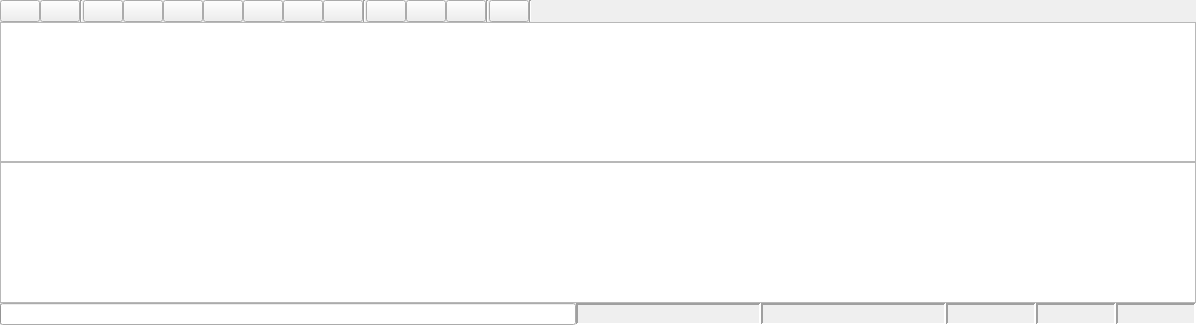
Before: the Qt Designer form rqt_bag/resource/bag_widget.ui in jsbyysheng/multi_signals_annotator, drawn with Qt 5.
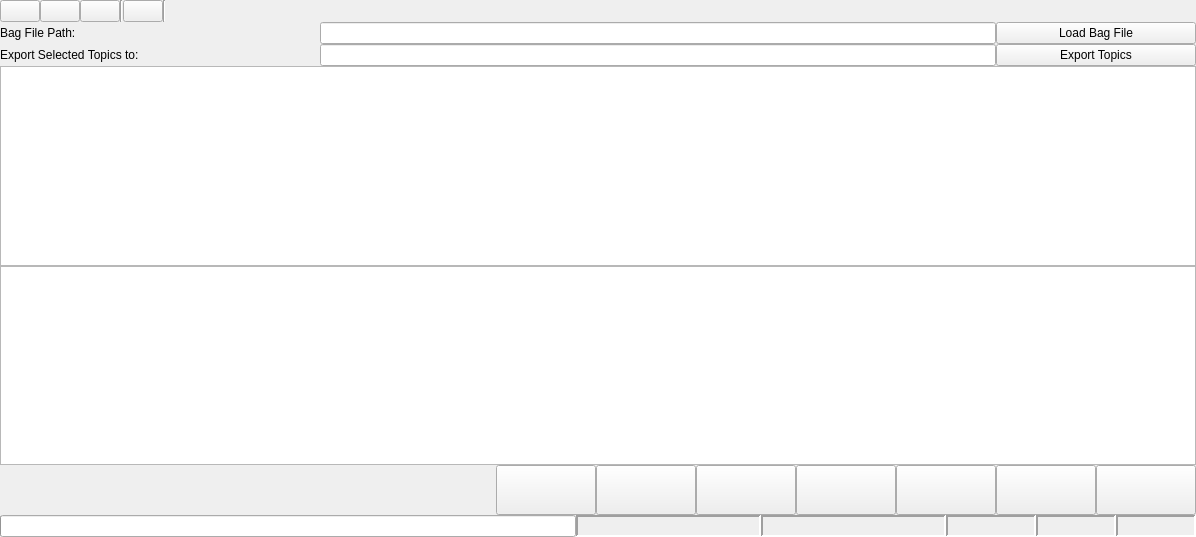
After: the same form once the commit is applied. Custom widgets are drawn as their Qt base class.

```diff
--- a/rqt_bag/resource/bag_widget.ui
+++ b/rqt_bag/resource/bag_widget.ui
@@ -7,7 +7,7 @@
     <x>0</x>
     <y>0</y>
     <width>1196</width>
-    <height>325</height>
+    <height>537</height>
    </rect>
   </property>
   <property name="windowTitle">
@@ -31,221 +31,6 @@
    </property>
    <item>
     <layout class="QHBoxLayout" name="horizontalLayout">
-     <item>
-      <widget class="QPushButton" name="load_button">
-       <property name="sizePolicy">
-        <sizepolicy hsizetype="Minimum" vsizetype="Preferred">
-         <horstretch>0</horstretch>
-         <verstretch>0</verstretch>
-        </sizepolicy>
-       </property>
-       <property name="toolTip">
-        <string>Load Bag</string>
-       </property>
-       <property name="text">
-        <string/>
-       </property>
-       <property name="iconSize">
-        <size>
-         <width>16</width>
-         <height>16</height>
-        </size>
-       </property>
-      </widget>
-     </item>
-     <item>
-      <widget class="QPushButton" name="save_button">
-       <property name="sizePolicy">
-        <sizepolicy hsizetype="Minimum" vsizetype="Preferred">
-         <horstretch>0</horstretch>
-         <verstretch>0</verstretch>
-        </sizepolicy>
-       </property>
-       <property name="toolTip">
-        <string>Save Bag</string>
-       </property>
-       <property name="text">
-        <string/>
-       </property>
-       <property name="iconSize">
-        <size>
-         <width>16</width>
-         <height>16</height>
-        </size>
-       </property>
-      </widget>
-     </item>
-     <item>
-      <widget class="Line" name="line_3">
-       <property name="orientation">
-        <enum>Qt::Vertical</enum>
-       </property>
-      </widget>
-     </item>
-     <item>
-      <widget class="QPushButton" name="begin_button">
-       <property name="sizePolicy">
-        <sizepolicy hsizetype="Minimum" vsizetype="Preferred">
-         <horstretch>0</horstretch>
-         <verstretch>0</verstretch>
-        </sizepolicy>
-       </property>
-       <property name="toolTip">
-        <string>Go To Beginning</string>
-       </property>
-       <property name="text">
-        <string/>
-       </property>
-       <property name="iconSize">
-        <size>
-         <width>16</width>
-         <height>16</height>
-        </size>
-       </property>
-      </widget>
-     </item>
-     <item>
-      <widget class="QPushButton" name="slower_button">
-       <property name="sizePolicy">
-        <sizepolicy hsizetype="Minimum" vsizetype="Preferred">
-         <horstretch>0</horstretch>
-         <verstretch>0</verstretch>
-        </sizepolicy>
-       </property>
-       <property name="toolTip">
-        <string>Slower / Rewind</string>
-       </property>
-       <property name="text">
-        <string/>
-       </property>
-       <property name="iconSize">
-        <size>
-         <width>16</width>
-         <height>16</height>
-        </size>
-       </property>
-      </widget>
-     </item>
-     <item>
-      <widget class="QPushButton" name="previous_button">
-       <property name="sizePolicy">
-        <sizepolicy hsizetype="Minimum" vsizetype="Preferred">
-         <horstretch>0</horstretch>
-         <verstretch>0</verstretch>
-        </sizepolicy>
-       </property>
-       <property name="toolTip">
-        <string>Previous frame</string>
-       </property>
-       <property name="text">
-        <string/>
-       </property>
-       <property name="iconSize">
-        <size>
-         <width>16</width>
-         <height>16</height>
-        </size>
-       </property>
-      </widget>
-     </item>
-     <item>
-      <widget class="QPushButton" name="play_button">
-       <property name="sizePolicy">
-        <sizepolicy hsizetype="Minimum" vsizetype="Preferred">
-         <horstretch>0</horstretch>
-         <verstretch>0</verstretch>
-        </sizepolicy>
-       </property>
-       <property name="toolTip">
-        <string>Play / Pause</string>
-       </property>
-       <property name="text">
-        <string/>
-       </property>
-       <property name="iconSize">
-        <size>
-         <width>16</width>
-         <height>16</height>
-        </size>
-       </property>
-       <property name="checkable">
-        <bool>true</bool>
-       </property>
-      </widget>
-     </item>
-     <item>
-      <widget class="QPushButton" name="next_button">
-       <property name="sizePolicy">
-        <sizepolicy hsizetype="Minimum" vsizetype="Preferred">
-         <horstretch>0</horstretch>
-         <verstretch>0</verstretch>
-        </sizepolicy>
-       </property>
-       <property name="toolTip">
-        <string>Next frame</string>
-       </property>
-       <property name="text">
-        <string/>
-       </property>
-       <property name="iconSize">
-        <size>
-         <width>16</width>
-         <height>16</height>
-        </size>
-       </property>
-      </widget>
-     </item>
-     <item>
-      <widget class="QPushButton" name="faster_button">
-       <property name="sizePolicy">
-        <sizepolicy hsizetype="Minimum" vsizetype="Preferred">
-         <horstretch>0</horstretch>
-         <verstretch>0</verstretch>
-        </sizepolicy>
-       </property>
-       <property name="toolTip">
-        <string>Fast Forward</string>
-       </property>
-       <property name="text">
-        <string/>
-       </property>
-       <property name="iconSize">
-        <size>
-         <width>16</width>
-         <height>16</height>
-        </size>
-       </property>
-      </widget>
-     </item>
-     <item>
-      <widget class="QPushButton" name="end_button">
-       <property name="sizePolicy">
-        <sizepolicy hsizetype="Minimum" vsizetype="Preferred">
-         <horstretch>0</horstretch>
-         <verstretch>0</verstretch>
-        </sizepolicy>
-       </property>
-       <property name="toolTip">
-        <string>Go To End</string>
-       </property>
-       <property name="text">
-        <string/>
-       </property>
-       <property name="iconSize">
-        <size>
-         <width>16</width>
-         <height>16</height>
-        </size>
-       </property>
-      </widget>
-     </item>
-     <item>
-      <widget class="Line" name="line">
-       <property name="orientation">
-        <enum>Qt::Vertical</enum>
-       </property>
-      </widget>
-     </item>
      <item>
       <widget class="QPushButton" name="zoom_in_button">
        <property name="sizePolicy">
@@ -367,11 +152,76 @@
     </layout>
    </item>
    <item>
-    <widget class="BagGraphicsView" name="graphics_view">
-     <property name="horizontalScrollBarPolicy">
-      <enum>Qt::ScrollBarAlwaysOff</enum>
-     </property>
-    </widget>
+    <layout class="QHBoxLayout" name="horizontalLayout_export_path_display">
+     <item>
+      <widget class="QLabel" name="label_open_bag_file">
+       <property name="minimumSize">
+        <size>
+         <width>320</width>
+         <height>0</height>
+        </size>
+       </property>
+       <property name="text">
+        <string>Bag File Path:</string>
+       </property>
+       <property name="margin">
+        <number>10</number>
+       </property>
+      </widget>
+     </item>
+     <item>
+      <widget class="QLineEdit" name="lineEdit_bag_file_path"/>
+     </item>
+     <item>
+      <widget class="QPushButton" name="pushButton_load">
+       <property name="minimumSize">
+        <size>
+         <width>200</width>
+         <height>0</height>
+        </size>
+       </property>
+       <property name="text">
+        <string>Load Bag File</string>
+       </property>
+      </widget>
+     </item>
+    </layout>
+   </item>
+   <item>
+    <layout class="QHBoxLayout" name="horizontalLayout_export_selected_topics">
+     <item>
+      <widget class="QLabel" name="label_export_selected_topics">
+       <property name="minimumSize">
+        <size>
+         <width>320</width>
+         <height>0</height>
+        </size>
+       </property>
+       <property name="text">
+        <string>Export Selected Topics to:</string>
+       </property>
+       <property name="margin">
+        <number>10</number>
+       </property>
+      </widget>
+     </item>
+     <item>
+      <widget class="QLineEdit" name="lineEdit_export_path"/>
+     </item>
+     <item>
+      <widget class="QPushButton" name="pushButton_export">
+       <property name="minimumSize">
+        <size>
+         <width>200</width>
+         <height>0</height>
+        </size>
+       </property>
+       <property name="text">
+        <string>Export Topics</string>
+       </property>
+      </widget>
+     </item>
+    </layout>
    </item>
    <item>
     <widget class="QListView" name="topicsListView">
@@ -380,6 +230,229 @@
      </property>
     </widget>
    </item>
+   <item>
+    <widget class="BagGraphicsView" name="graphics_view">
+     <property name="horizontalScrollBarPolicy">
+      <enum>Qt::ScrollBarAlwaysOff</enum>
+     </property>
+    </widget>
+   </item>
+   <item>
+    <layout class="QHBoxLayout" name="horizontalLayout_playcontrol">
+     <item>
+      <spacer name="horizontalSpacer_2">
+       <property name="orientation">
+        <enum>Qt::Horizontal</enum>
+       </property>
+       <property name="sizeHint" stdset="0">
+        <size>
+         <width>40</width>
+         <height>20</height>
+        </size>
+       </property>
+      </spacer>
+     </item>
+     <item>
+      <widget class="QPushButton" name="begin_button">
+       <property name="sizePolicy">
+        <sizepolicy hsizetype="Minimum" vsizetype="Preferred">
+         <horstretch>0</horstretch>
+         <verstretch>0</verstretch>
+        </sizepolicy>
+       </property>
+       <property name="minimumSize">
+        <size>
+         <width>100</width>
+         <height>50</height>
+        </size>
+       </property>
+       <property name="toolTip">
+        <string>Go To Beginning</string>
+       </property>
+       <property name="text">
+        <string/>
+       </property>
+       <property name="iconSize">
+        <size>
+         <width>16</width>
+         <height>16</height>
+        </size>
+       </property>
+      </widget>
+     </item>
+     <item>
+      <widget class="QPushButton" name="previous_button">
+       <property name="sizePolicy">
+        <sizepolicy hsizetype="Minimum" vsizetype="Preferred">
+         <horstretch>0</horstretch>
+         <verstretch>0</verstretch>
+        </sizepolicy>
+       </property>
+       <property name="minimumSize">
+        <size>
+         <width>100</width>
+         <height>50</height>
+        </size>
+       </property>
+       <property name="toolTip">
+        <string>Previous frame</string>
+       </property>
+       <property name="text">
+        <string/>
+       </property>
+       <property name="iconSize">
+        <size>
+         <width>16</width>
+         <height>16</height>
+        </size>
+       </property>
+      </widget>
+     </item>
+     <item>
+      <widget class="QPushButton" name="slower_button">
+       <property name="sizePolicy">
+        <sizepolicy hsizetype="Minimum" vsizetype="Preferred">
+         <horstretch>0</horstretch>
+         <verstretch>0</verstretch>
+        </sizepolicy>
+       </property>
+       <property name="minimumSize">
+        <size>
+         <width>100</width>
+         <height>50</height>
+        </size>
+       </property>
+       <property name="toolTip">
+        <string>Slower / Rewind</string>
+       </property>
+       <property name="text">
+        <string/>
+       </property>
+       <property name="iconSize">
+        <size>
+         <width>16</width>
+         <height>16</height>
+        </size>
+       </property>
+      </widget>
+     </item>
+     <item>
+      <widget class="QPushButton" name="play_button">
+       <property name="sizePolicy">
+        <sizepolicy hsizetype="Minimum" vsizetype="Preferred">
+         <horstretch>0</horstretch>
+         <verstretch>0</verstretch>
+        </sizepolicy>
+       </property>
+       <property name="minimumSize">
+        <size>
+         <width>100</width>
+         <height>50</height>
+        </size>
+       </property>
+       <property name="toolTip">
+        <string>Play / Pause</string>
+       </property>
+       <property name="text">
+        <string/>
+       </property>
+       <property name="iconSize">
+        <size>
+         <width>16</width>
+         <height>16</height>
+        </size>
+       </property>
+       <property name="checkable">
+        <bool>true</bool>
+       </property>
+      </widget>
+     </item>
+     <item>
+      <widget class="QPushButton" name="next_button">
+       <property name="sizePolicy">
+        <sizepolicy hsizetype="Minimum" vsizetype="Preferred">
+         <horstretch>0</horstretch>
+         <verstretch>0</verstretch>
+        </sizepolicy>
+       </property>
+       <property name="minimumSize">
+        <size>
+         <width>100</width>
+         <height>50</height>
+        </size>
+       </property>
+       <property name="toolTip">
+        <string>Next frame</string>
+       </property>
+       <property name="text">
+        <string/>
+       </property>
+       <property name="iconSize">
+        <size>
+         <width>16</width>
+         <height>16</height>
+        </size>
+       </property>
+      </widget>
+     </item>
+     <item>
+      <widget class="QPushButton" name="faster_button">
+       <property name="sizePolicy">
+        <sizepolicy hsizetype="Minimum" vsizetype="Preferred">
+         <horstretch>0</horstretch>
+         <verstretch>0</verstretch>
+        </sizepolicy>
+       </property>
+       <property name="minimumSize">
+        <size>
+         <width>100</width>
+         <height>50</height>
+        </size>
+       </property>
+       <property name="toolTip">
+        <string>Fast Forward</string>
+       </property>
+       <property name="text">
+        <string/>
+       </property>
+       <property name="iconSize">
+        <size>
+         <width>16</width>
+         <height>16</height>
+        </size>
+       </property>
+      </widget>
+     </item>
+     <item>
+      <widget class="QPushButton" name="end_button">
+       <property name="sizePolicy">
+        <sizepolicy hsizetype="Minimum" vsizetype="Preferred">
+         <horstretch>0</horstretch>
+         <verstretch>0</verstretch>
+        </sizepolicy>
+       </property>
+       <property name="minimumSize">
+        <size>
+         <width>100</width>
+         <height>50</height>
+        </size>
+       </property>
+       <property name="toolTip">
+        <string>Go To End</string>
+       </property>
+       <property name="text">
+        <string/>
+       </property>
+       <property name="iconSize">
+        <size>
+         <width>16</width>
+         <height>16</height>
+        </size>
+       </property>
+      </widget>
+     </item>
+    </layout>
+   </item>
    <item>
     <layout class="QHBoxLayout" name="status_bar_layout">
      <item>
```
